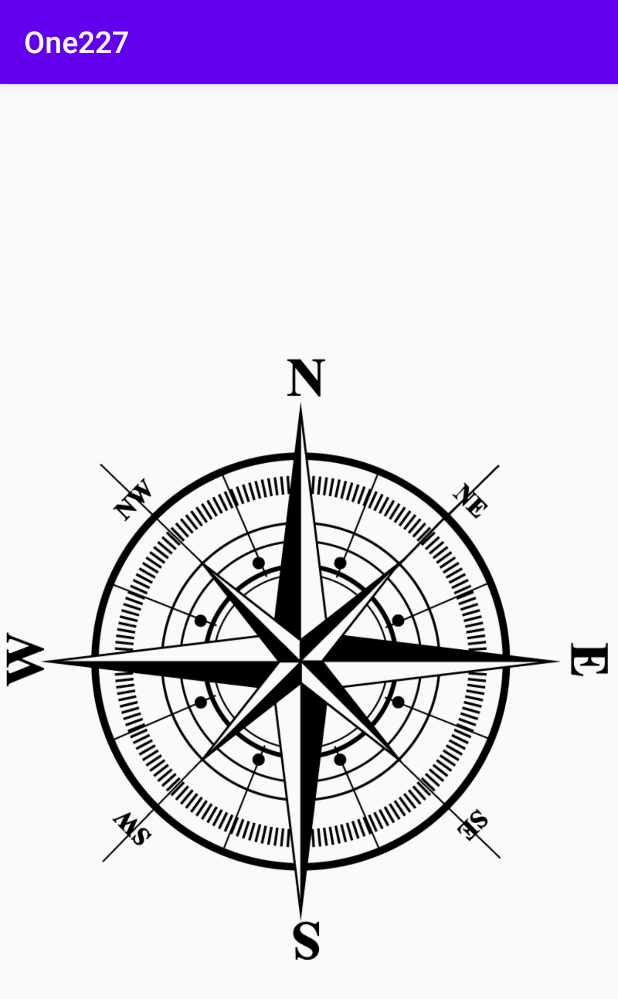
After one commit to iamkishansharma/One227, an Android app: the GyroscopeActivity screen opened directly, with no data from a screen before it, on a phone screen of 412 x 824 dp. The commit adds this screen. Shown: the top 999 px of the screen. Run offline under Robolectric (Android 15) with nearby library versions, the phone set to English and light mode, and no system bars.

Commit message:
AccelerometerSensor, GyroscopeSensor learned

```diff
--- /dev/null
+++ b/app/src/main/java/com/heycode/one227/sensorex/GyroscopeActivity.java
@@ -0,0 +1,49 @@
+package com.heycode.one227.sensorex;
+
+import androidx.appcompat.app.AppCompatActivity;
+
+import android.graphics.Color;
+import android.os.Bundle;
+import android.widget.ImageView;
+
+import com.heycode.one227.R;
+
+public class GyroscopeActivity extends AppCompatActivity {
+GyroscopeSensor mGyroscopeSensor;
+ImageView mImageView;
+
+    @Override
+    protected void onCreate(Bundle savedInstanceState) {
+        super.onCreate(savedInstanceState);
+        mGyroscopeSensor = new GyroscopeSensor(this);
+        setContentView(R.layout.activity_gyrosope);
+        mImageView = findViewById(R.id.imageRotate);
+
+        mGyroscopeSensor.setListener(new GyroscopeSensor.callGyro() {
+            @Override
+            public void callGyroMethod(float x, float y, float z) {
+                if(z>1.0f){
+//                    getWindow().getDecorView().setBackgroundColor(Color.YELLOW);
+                    mImageView.setImageResource(R.drawable.pointing);
+                    mImageView.setRotation(90);
+                }else if(z<-1.0f) {
+//                    getWindow().getDecorView().setBackgroundColor(Color.RED);
+                    mImageView.setImageResource(R.drawable.pointing);
+                    mImageView.setRotation(-90);
+                }
+            }
+        });
+    }
+
+    @Override
+    protected void onResume() {
+        super.onResume();
+        mGyroscopeSensor.register();
+    }
+
+    @Override
+    protected void onPause() {
+        super.onPause();
+        mGyroscopeSensor.unRegister();
+    }
+}
--- /dev/null
+++ b/app/src/main/java/com/heycode/one227/sensorex/GyroscopeSensor.java
@@ -0,0 +1,47 @@
+package com.heycode.one227.sensorex;
+
+import android.content.Context;
+import android.hardware.Sensor;
+import android.hardware.SensorEvent;
+import android.hardware.SensorEventListener;
+import android.hardware.SensorManager;
+
+class GyroscopeSensor {
+    interface callGyro{
+        void callGyroMethod(float x, float y, float z);/////
+    }
+    callGyro mCallGyro;
+    void setListener(callGyro cg){
+        mCallGyro = cg;
+    }
+
+    SensorManager sensorManager;
+    Sensor sensor;
+    SensorEventListener sensorEventListener;
+    GyroscopeSensor(Context context){
+        sensorManager = (SensorManager) context.getSystemService(Context.SENSOR_SERVICE);
+        sensor = sensorManager.getDefaultSensor(Sensor.TYPE_GYROSCOPE);
+
+        sensorEventListener = new SensorEventListener() {
+            @Override
+            public void onSensorChanged(SensorEvent sensorEvent) {
+                if(mCallGyro!=null){
+                    mCallGyro.callGyroMethod(sensorEvent.values[0],sensorEvent.values[1],sensorEvent.values[2]);
+                }
+            }
+
+            @Override
+            public void onAccuracyChanged(Sensor sensor, int i) {
+
+            }
+        };
+    }
+
+    void register(){
+        sensorManager.registerListener(sensorEventListener,sensor,SensorManager.SENSOR_DELAY_NORMAL);
+
+    }
+    void unRegister(){
+        sensorManager.unregisterListener(sensorEventListener);
+    }
+}
--- /dev/null
+++ b/app/src/main/res/layout/activity_gyrosope.xml
@@ -0,0 +1,14 @@
+<?xml version="1.0" encoding="utf-8"?>
+<RelativeLayout xmlns:android="http://schemas.android.com/apk/res/android"
+    xmlns:app="http://schemas.android.com/apk/res-auto"
+    xmlns:tools="http://schemas.android.com/tools"
+    android:layout_width="match_parent"
+    android:layout_height="match_parent"
+    tools:context=".sensorex.GyroscopeActivity">
+    <ImageView
+        android:layout_width="match_parent"
+        android:layout_height="wrap_content"
+        android:src="@drawable/compass"
+        android:id="@+id/imageRotate"/>
+
+</RelativeLayout>
--- a/app/src/main/res/menu/menu.xml
+++ b/app/src/main/res/menu/menu.xml
@@ -18,4 +18,10 @@
     <item
         android:id="@+id/googleMapPlaces"
         android:title="GoogleMap Places"/>
+    <item
+        android:id="@+id/accelerometerSensors"
+        android:title="Accelerometer Sensors"/>
+    <item
+        android:id="@+id/gyroscopeSensors"
+        android:title="GyroScope Sensors"/>
 </menu>
```
Also changed, not shown: app/src/main/AndroidManifest.xml (+11 -1 lines), app/src/main/java/com/heycode/one227/CallPlaces.java (deleted, +0 -10 lines), app/src/main/java/com/heycode/one227/MainActivity.java (+9 -0 lines), app/src/main/java/com/heycode/one227/sensorex/AccelerometerSensor.java (added, +46 -0 lines), app/src/main/java/com/heycode/one227/sensorex/SensorActivity.java (added, +48 -0 lines), app/src/main/res/layout/activity_sensor.xml (added, +16 -0 lines), app/src/main/res/drawable/compass.png (added), app/src/main/res/drawable/pointing.png (added).
